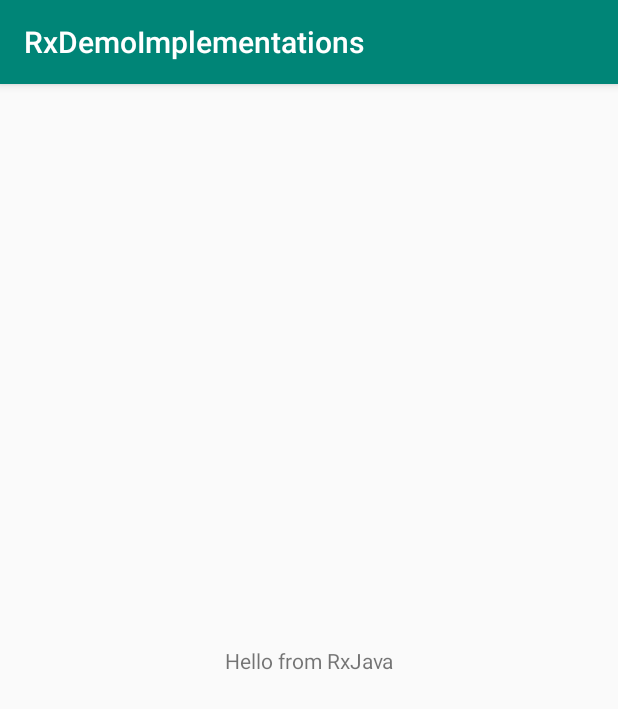
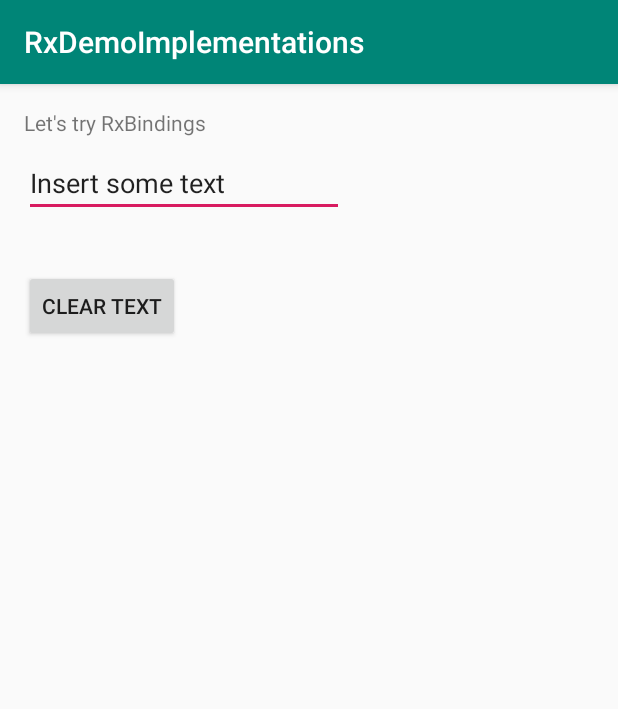
Before and after one commit to simplekjl/ObservameEste, an Android app: the screen it shows after launch (MainActivity), on a phone screen of 412 x 824 dp. Shown: the top 709 px of the screen. Run offline under Robolectric (Android 15) with nearby library versions, the phone set to English and light mode, and no system bars; our stand-ins replace RxJava; libraries missing offline, so code that uses them is left out: com.jakewharton.rxbinding2; 2 statements that could not run were skipped.

Commit message:
Rx Android

```diff
--- a/app/build.gradle
+++ b/app/build.gradle
@@ -1,6 +1,10 @@
 apply plugin: 'com.android.application'
 
 android {
+    compileOptions {
+        sourceCompatibility JavaVersion.VERSION_1_8
+        targetCompatibility JavaVersion.VERSION_1_8
+    }
     compileSdkVersion 28
     defaultConfig {
         applicationId "com.simplekjl.rxdemoimplementations"
@@ -28,4 +32,5 @@ dependencies {
     /** RxJava and RxAndroid **/
     implementation "io.reactivex.rxjava2:rxjava:2.2.8"
     implementation 'io.reactivex.rxjava2:rxandroid:2.1.1'
+    implementation 'com.jakewharton.rxbinding2:rxbinding:2.2.0'
 }
--- a/app/src/main/java/com/simplekjl/rxdemoimplementations/MainActivity.java
+++ b/app/src/main/java/com/simplekjl/rxdemoimplementations/MainActivity.java
@@ -1,60 +1,85 @@
 package com.simplekjl.rxdemoimplementations;
 
 import android.os.Bundle;
-import android.util.Log;
+import android.widget.Button;
+import android.widget.EditText;
 import android.widget.TextView;
 
 import androidx.appcompat.app.AppCompatActivity;
 
-import io.reactivex.Observable;
-import io.reactivex.Observer;
+import com.jakewharton.rxbinding2.view.RxView;
+import com.jakewharton.rxbinding2.widget.RxTextView;
+
+import io.reactivex.disposables.CompositeDisposable;
 import io.reactivex.disposables.Disposable;
 
 public class MainActivity extends AppCompatActivity {
 
     private static final String TAG = "myApp";
-    private String mTestString = "Hello from RxJava";
-    private Observable<String> myObservable;
-    private Observer<String> myObserver;
-    private TextView mtextView;
+
+    // composite disposable
+    private CompositeDisposable compositeDisposable = new CompositeDisposable();
+
+    // views
+    private TextView content;
+    private EditText input;
+    private Button clearButton;
+
 
     @Override
     protected void onCreate(Bundle savedInstanceState) {
         super.onCreate(savedInstanceState);
         setContentView(R.layout.activity_main);
+        // getting the viws
 
-        mtextView = findViewById(R.id.my_text);
+        content = findViewById(R.id.content);
+        input = findViewById(R.id.inputText);
+        clearButton = findViewById(R.id.clearBtn);
 
-        myObservable = Observable.just(mTestString);
-        // the observer has to be subscribe to get the data from the observable
-        myObserver = new Observer<String>() {
-            @Override
-            public void onSubscribe(Disposable d) {
+        //Rx Android reduces de boiler plate and the inconsistency of the code
+        //talke a look to the normal implementation of a text watcher
 
-                Log.i(TAG, "onSubscribe: ");
+//        input.addTextChangedListener(new TextWatcher() {
+//            @Override
+//            public void beforeTextChanged(CharSequence s, int start, int count, int after) {
+//
+//            }
+//
+//            @Override
+//            public void onTextChanged(CharSequence s, int start, int before, int count) {
+//                    content.setText(s);
+//            }
+//
+//            @Override
+//            public void afterTextChanged(Editable s) {
+//
+//            }
+//        });
+//
+//        clearButton.setOnClickListener(new View.OnClickListener() {
+//            @Override
+//            public void onClick(View v) {
+//                    input.setText("");
+//                    content.setText("");
+//            }
+//        });
 
-            }
+        // RxAndroid Approach
+        Disposable inputDisposable = RxTextView.textChanges(input)
+                .subscribe(charSequence -> content.setText(charSequence));
+        Disposable buttonDisposable = RxView.clicks(clearButton)
+                .subscribe(o -> {
+                    input.setText("");
+                    content.setText("");
+                });
 
-            @Override
-            public void onNext(String s) {
-                Log.i(TAG, "onNext: ");
-                // setting the value when the Observable dispatches it
-                mtextView.setText(s);
+        compositeDisposable.add(inputDisposable);
+        compositeDisposable.add(buttonDisposable);
+    }
 
-            }
-
-            @Override
-            public void onError(Throwable e) {
-                Log.i(TAG, "onError: ");
-
-            }
-
-            @Override
-            public void onComplete() {
-                Log.i(TAG, "onComplete: ");
-            }
-        };
-        // subscriptions to the observer
-        myObservable.subscribe(myObserver);
+    @Override
+    protected void onDestroy() {
+        super.onDestroy();
+        compositeDisposable.clear();
     }
 }
--- a/app/src/main/res/layout/activity_main.xml
+++ b/app/src/main/res/layout/activity_main.xml
@@ -10,11 +10,48 @@
         android:id="@+id/my_text"
         android:layout_width="wrap_content"
         android:layout_height="wrap_content"
-        tools:text="Hello World!"
+        android:layout_marginStart="16dp"
+        android:layout_marginLeft="16dp"
+        android:layout_marginTop="16dp"
+        android:layout_marginBottom="8dp"
+        android:text="@string/let_s_try_rxbindings"
         android:textSize="14sp"
-        app:layout_constraintBottom_toBottomOf="parent"
         app:layout_constraintLeft_toLeftOf="parent"
-        app:layout_constraintRight_toRightOf="parent"
-        app:layout_constraintTop_toTopOf="parent" />
+        app:layout_constraintStart_toStartOf="parent"
+        app:layout_constraintTop_toTopOf="parent"
+        app:layout_constraintVertical_bias="0.0"
+        tools:text="Hello World!" />
+
+    <EditText
+        android:id="@+id/inputText"
+        android:layout_width="wrap_content"
+        android:layout_height="wrap_content"
+        android:layout_marginTop="8dp"
+        android:hint="@string/insert_some_text"
+        android:ems="10"
+        android:inputType="textPersonName"
+        android:text="@string/insert_some_text"
+        app:layout_constraintStart_toStartOf="@+id/my_text"
+        app:layout_constraintTop_toBottomOf="@+id/my_text"
+        android:importantForAutofill="no" />
+
+    <Button
+        android:id="@+id/clearBtn"
+        android:layout_width="wrap_content"
+        android:layout_height="wrap_content"
+        android:layout_marginTop="8dp"
+        android:text="@string/clear_text"
+        app:layout_constraintStart_toStartOf="@+id/inputText"
+        app:layout_constraintTop_toBottomOf="@+id/content" />
+
+    <TextView
+        android:id="@+id/content"
+        android:layout_width="wrap_content"
+        android:layout_height="wrap_content"
+        android:layout_marginTop="8dp"
+        app:layout_constraintStart_toStartOf="@+id/inputText"
+        app:layout_constraintTop_toBottomOf="@+id/inputText"
+        tools:text="Here the result will be " />
+
 
 </androidx.constraintlayout.widget.ConstraintLayout>
--- a/app/src/main/res/values/strings.xml
+++ b/app/src/main/res/values/strings.xml
@@ -1,3 +1,6 @@
 <resources>
     <string name="app_name">RxDemoImplementations</string>
+    <string name="clear_text">Clear text</string>
+    <string name="insert_some_text">Insert some text</string>
+    <string name="let_s_try_rxbindings">Let\'s try RxBindings</string>
 </resources>
```
